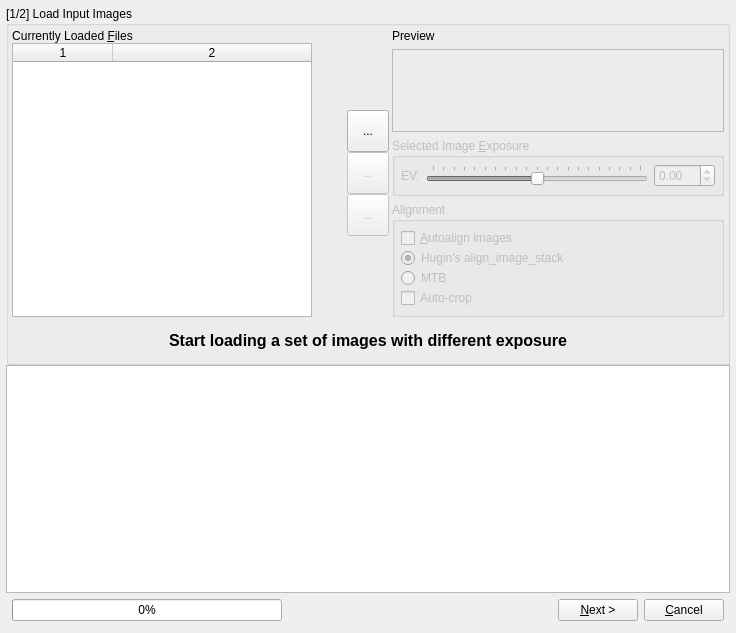
Above: src/HdrWizard/HdrWizard.ui from LuminanceHDR/LuminanceHDR before the change. Below: the same form after it.
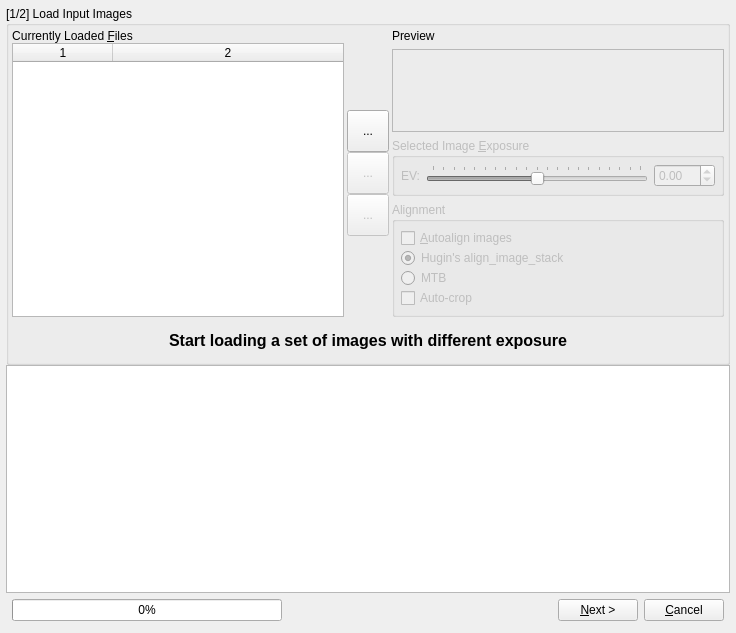
That is the form after the change. The open tabs and pages were chosen to show the change. Icons and pictures are not drawn.

```diff
--- a/src/HdrWizard/HdrWizard.ui
+++ b/src/HdrWizard/HdrWizard.ui
@@ -253,7 +253,7 @@
                   </property>
                   <property name="maximumSize">
                    <size>
-                    <width>300</width>
+                    <width>16777215</width>
                     <height>16777215</height>
                    </size>
                   </property>
```
